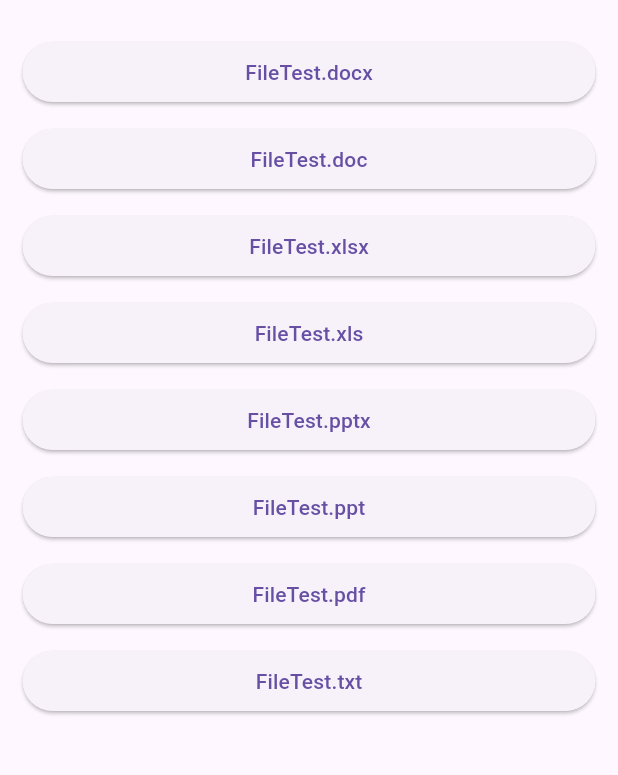
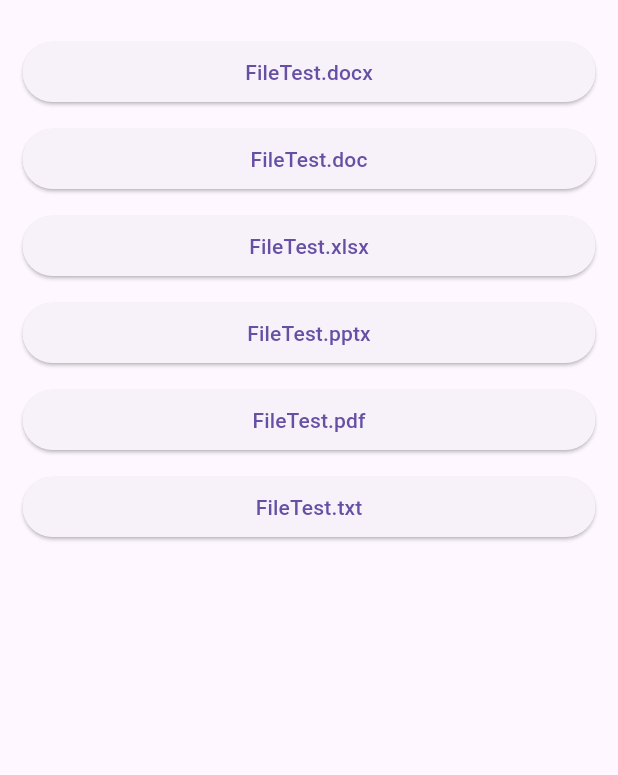
Before and after one commit to harshrastogi-1/in_app_file_view_flutter, a Flutter app: the screen it shows after launch, on a phone screen of 412 x 824 dp, the part 63-838 px from its top. Run offline on Flutter 3.47's test engine with Material 3 defaults, Android fonts, the phone set to English and light mode, and no system bars; our stand-ins replace dio, plugin_platform_interface.

Commit message:
file changes

```diff
--- a/example/lib/main.dart
+++ b/example/lib/main.dart
@@ -51,9 +51,7 @@ class _HomePageState extends State<HomePage> {
     'FileTest.docx',
     'FileTest.doc',
     'FileTest.xlsx',
-    'FileTest.xls',
     'FileTest.pptx',
-    'FileTest.ppt',
     'FileTest.pdf',
     'FileTest.txt',
   ];
```
Also changed, not shown: 5 other files.
